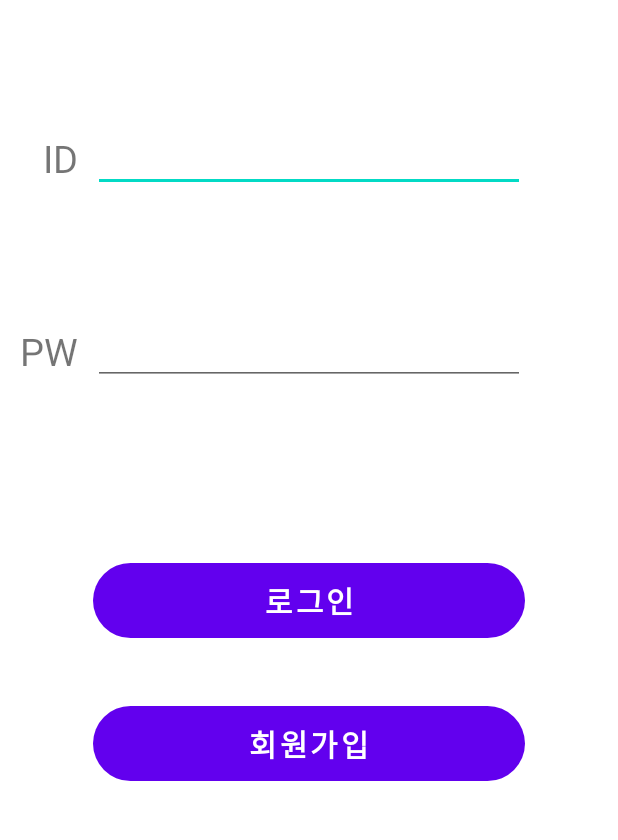
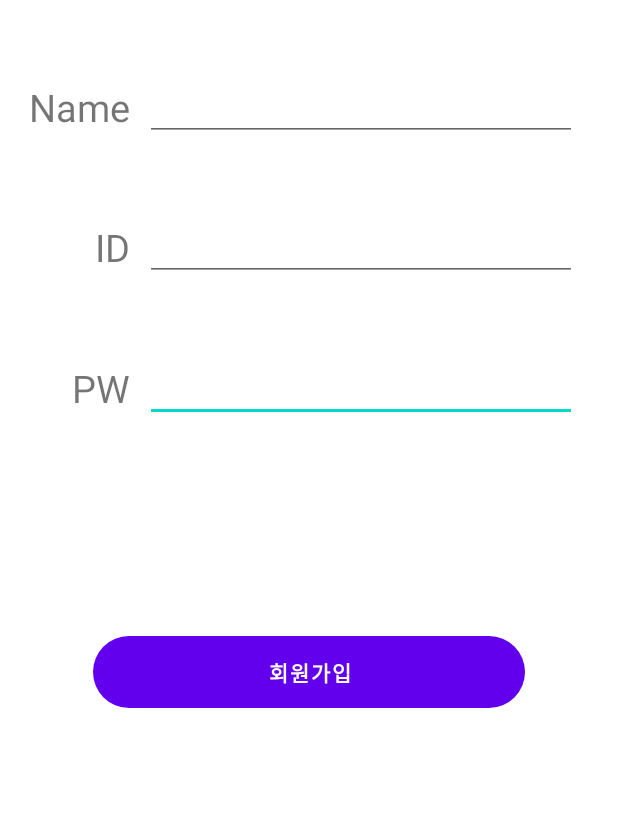
Before and after one commit to dongwonyang/personal_barter, an Android app: the SignInActivity screen opened directly, with no data from a screen before it, after a tap on "회원가입", on a phone screen of 412 x 824 dp, the part 386-1226 px from its top. Run offline under Robolectric (Android 15) with nearby library versions, the phone set to English and light mode, and no system bars.

```diff
--- a/app/src/main/AndroidManifest.xml
+++ b/app/src/main/AndroidManifest.xml
@@ -11,6 +11,9 @@
         android:supportsRtl="true"
         android:theme="@style/Theme.Personal_barter"
         tools:targetApi="31">
+        <activity
+            android:name=".SignActivityDir.SignUpActivity"
+            android:exported="false" />
         <activity
             android:name=".SignActivityDir.UserInfoActivity"
             android:exported="false" />
--- a/app/src/main/java/com/example/personal_barter/SignActivityDir/SignInActivity.kt
+++ b/app/src/main/java/com/example/personal_barter/SignActivityDir/SignInActivity.kt
@@ -24,6 +24,11 @@ class SignInActivity : AppCompatActivity() {
         val buttonSignIn = findViewById<Button>(R.id.button_signIn)
         val buttonSignUp = findViewById<Button>(R.id.button_signUp)
 
+        val idString = intent?.getStringExtra("ID") ?: ""
+        editTextID.text = idString.toEditable()
+        val pwString = intent?.getStringExtra("ID") ?: ""
+        editTextPW.text = pwString.toEditable()
+
 
         buttonSignIn.setOnClickListener {
             val id = editTextID.text.toString()
@@ -33,11 +38,17 @@ class SignInActivity : AppCompatActivity() {
             } else{
                 val intent = Intent(this, MainActivity::class.java)
                 UserInfo.singIn(id, pw)
+                intent.flags = Intent.FLAG_ACTIVITY_CLEAR_TASK or Intent.FLAG_ACTIVITY_NEW_TASK
                 startActivity(intent)
             }
         }
 
         buttonSignUp.setOnClickListener {
+            val intent = Intent(this, SignUpActivity::class.java)
+            startActivity(intent)
         }
     }
+
+    fun String.toEditable(): Editable = Editable.Factory.getInstance().newEditable(this)
+
 }
--- /dev/null
+++ b/app/src/main/java/com/example/personal_barter/SignActivityDir/SignUpActivity.kt
@@ -0,0 +1,37 @@
+package com.example.personal_barter.SignActivityDir
+
+import android.content.Intent
+import androidx.appcompat.app.AppCompatActivity
+import android.os.Bundle
+import android.widget.Button
+import android.widget.EditText
+import android.widget.Toast
+import com.example.personal_barter.R
+
+class SignUpActivity : AppCompatActivity() {
+    override fun onCreate(savedInstanceState: Bundle?) {
+        super.onCreate(savedInstanceState)
+        setContentView(R.layout.activity_sign_up)
+
+        val buttonSingUp = findViewById<Button>(R.id.button_signUp_signUp)
+        val editTextName = findViewById<EditText>(R.id.editText_signUp_name)
+        val editTextId = findViewById<EditText>(R.id.editText_signUp_ID)
+        val editTextPw = findViewById<EditText>(R.id.editText_signUp_PW)
+
+        buttonSingUp.setOnClickListener {
+            val textName = editTextName.text.toString()
+            val textId = editTextId.text.toString()
+            val textPw = editTextPw.text.toString()
+
+            if(textName.isEmpty() || textId.isEmpty() || textPw.isEmpty()){
+                Toast.makeText(this, "정보를 입력해 주세요.", Toast.LENGTH_SHORT).show()
+            } else{
+                val intent = Intent(this, SignInActivity::class.java)
+                intent.putExtra("ID", textId)
+                intent.putExtra("PW", textPw)
+                startActivity(intent)
+            }
+
+        }
+    }
+}
--- /dev/null
+++ b/app/src/main/res/layout/activity_sign_up.xml
@@ -0,0 +1,108 @@
+<?xml version="1.0" encoding="utf-8"?>
+<androidx.constraintlayout.widget.ConstraintLayout xmlns:android="http://schemas.android.com/apk/res/android"
+    xmlns:app="http://schemas.android.com/apk/res-auto"
+    xmlns:tools="http://schemas.android.com/tools"
+    android:layout_width="match_parent"
+    android:layout_height="match_parent"
+    tools:context=".SignActivityDir.SignUpActivity">
+
+    <ImageView
+        android:id="@+id/imageView_signUp_logo"
+        android:layout_width="match_parent"
+        android:layout_height="0dp"
+        android:layout_marginTop="10dp"
+        android:src="@drawable/freelogo"
+        app:layout_constraintHeight_percent="0.3"
+        app:layout_constraintStart_toStartOf="parent"
+        app:layout_constraintTop_toTopOf="parent" />
+
+    <androidx.constraintlayout.widget.ConstraintLayout
+        android:id="@+id/constraintLayout"
+        android:layout_width="match_parent"
+        android:layout_height="0dp"
+        app:layout_constraintHeight_percent="0.4"
+        app:layout_constraintTop_toBottomOf="@id/imageView_signUp_logo">
+
+        <TextView
+            android:id="@+id/textView5"
+            style="@style/textTitle"
+            android:layout_width="wrap_content"
+            android:layout_height="wrap_content"
+            android:layout_marginEnd="10dp"
+            android:text="ID"
+            app:layout_constraintBottom_toBottomOf="@+id/editText_signUp_ID"
+            app:layout_constraintEnd_toStartOf="@id/editText_signUp_ID"
+            app:layout_constraintTop_toTopOf="@+id/editText_signUp_ID" />
+
+        <TextView
+            style="@style/textTitle"
+            android:layout_width="wrap_content"
+            android:layout_height="wrap_content"
+            android:layout_marginEnd="10dp"
+            android:text="PW"
+            app:layout_constraintBottom_toBottomOf="@+id/editText_signUp_PW"
+            app:layout_constraintEnd_toStartOf="@id/editText_signUp_PW"
+            app:layout_constraintTop_toTopOf="@+id/editText_signUp_PW" />
+
+        <EditText
+            android:id="@+id/editText_signUp_PW"
+            android:layout_width="288dp"
+            android:layout_height="wrap_content"
+            android:inputType="textPassword"
+            app:layout_constraintBottom_toBottomOf="parent"
+            app:layout_constraintEnd_toEndOf="parent"
+            app:layout_constraintHorizontal_bias="0.78"
+            app:layout_constraintStart_toStartOf="parent"
+            app:layout_constraintTop_toBottomOf="@+id/editText_signUp_ID"
+            app:layout_constraintWidth_percent="0.7" />
+
+        <EditText
+            android:id="@+id/editText_signUp_name"
+            android:layout_width="288dp"
+            android:layout_height="wrap_content"
+            app:layout_constraintBottom_toTopOf="@+id/editText_signUp_ID"
+            app:layout_constraintEnd_toEndOf="parent"
+            app:layout_constraintHorizontal_bias="0.78"
+            app:layout_constraintStart_toStartOf="parent"
+            app:layout_constraintTop_toTopOf="parent"
+            app:layout_constraintWidth_percent="0.7" />
+
+        <EditText
+            android:id="@+id/editText_signUp_ID"
+            android:layout_width="288dp"
+            android:layout_height="wrap_content"
+            app:layout_constraintBottom_toTopOf="@+id/editText_signUp_PW"
+            app:layout_constraintEnd_toEndOf="parent"
+            app:layout_constraintHorizontal_bias="0.78"
+            app:layout_constraintStart_toStartOf="parent"
+            app:layout_constraintTop_toBottomOf="@+id/editText_signUp_name"
+            app:layout_constraintWidth_percent="0.7" />
+
+        <TextView
+            android:id="@+id/textView4"
+            style="@style/textTitle"
+            android:layout_width="wrap_content"
+            android:layout_height="wrap_content"
+            android:text="Name"
+            app:layout_constraintBottom_toBottomOf="@+id/editText_signUp_name"
+            app:layout_constraintEnd_toStartOf="@id/editText_signUp_name"
+            app:layout_constraintTop_toTopOf="@+id/editText_signUp_name"
+            android:layout_marginEnd="10dp"/>
+
+    </androidx.constraintlayout.widget.ConstraintLayout>
+
+
+    <Button
+        android:id="@+id/button_signUp_signUp"
+        android:layout_width="0dp"
+        android:layout_height="wrap_content"
+        app:layout_constraintBottom_toBottomOf="parent"
+        app:layout_constraintEnd_toEndOf="parent"
+        app:layout_constraintStart_toStartOf="parent"
+        app:layout_constraintTop_toBottomOf="@+id/constraintLayout"
+        android:background="@drawable/button_sing_in"
+        android:text="회원가입"
+        android:textStyle="bold"
+        app:layout_constraintWidth_percent="0.7" />
+
+</androidx.constraintlayout.widget.ConstraintLayout>
```
